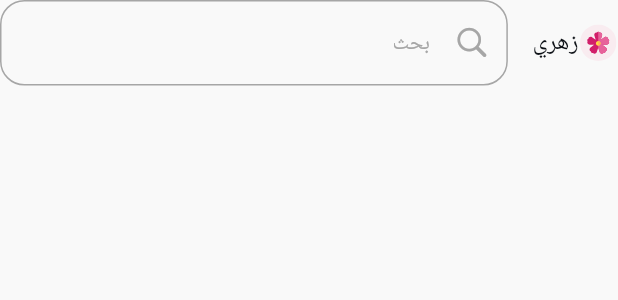
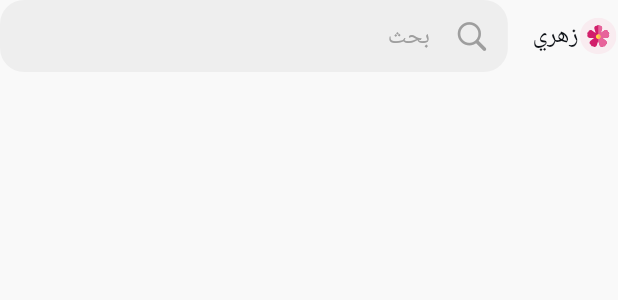
Before and after one commit to Aswani20/flower_app, a Flutter app: the HomeSearchSection widget shown alone on an empty page, opened directly, on a phone screen of 412 x 824 dp. Shown: the top 300 px of the screen. Run offline on Flutter 3.47's test engine with Material 3 defaults, Android fonts, the phone set to English and light mode, and no system bars; our stand-ins replace animated_text_kit, bloc, cached_network_image, carousel_slider, dartz, dio and 12 more; accounts and stored records are empty; generated files the repository leaves out were written again; network calls fail.

Commit message:
fix: search in home appbar

```diff
--- a/lib/project_layers/presentaion_layer/home/Tabs/home_tab/components/home_search_section.dart
+++ b/lib/project_layers/presentaion_layer/home/Tabs/home_tab/components/home_search_section.dart
@@ -1,5 +1,5 @@
+import 'package:flower_app/core/extensions/project_extensions.dart';
 import 'package:flower_app/core/l10n/app_localizations.dart';
-import 'package:flower_app/core/theme/app_colors.dart';
 import 'package:flower_app/gen/assets.gen.dart';
 import 'package:flutter/cupertino.dart';
 import 'package:flutter/material.dart';
@@ -7,13 +7,9 @@ import 'package:flutter_screenutil/flutter_screenutil.dart';
 import 'package:flutter_svg/svg.dart';
 
 class HomeSearchSection extends StatelessWidget {
-
   final void Function(String)? onChanged;
 
-  const HomeSearchSection({
-    super.key,
-    this.onChanged,
-  });
+  const HomeSearchSection({super.key, this.onChanged});
 
   @override
   Widget build(BuildContext context) {
@@ -32,29 +28,55 @@ class HomeSearchSection extends StatelessWidget {
         SizedBox(width: 15.w),
         Expanded(
           child: TextField(
-            onChanged: onChanged,
-            style: Theme.of(context).textTheme.bodyMedium?.copyWith(
-              height: 1.5.h,
-              fontSize: 16.sp,
-            ),
             decoration: InputDecoration(
-              enabledBorder: OutlineInputBorder(
-                borderRadius: BorderRadius.circular(16.r),
-                borderSide: BorderSide(color: AppColors.white[700]!),
+              hintText: context.l10n.search,
+              hintStyle: const TextStyle(
+                color: Colors.grey,
+                fontSize: 16,
+              ),
+              prefixIcon: const Icon(
+                CupertinoIcons.search,
+                color: Colors.grey,
+              ),
+
+              border: OutlineInputBorder(
+                borderRadius: BorderRadius.circular(16),
+                borderSide: BorderSide(
+                  color: Colors.grey,
+                ),
               ),
               focusedBorder: OutlineInputBorder(
-                borderRadius: BorderRadius.circular(16.r),
-                borderSide: BorderSide(color: AppColors.white[700]!),
+                borderRadius: BorderRadius.circular(16),
+                borderSide: BorderSide.none,
               ),
-              prefixIcon: Icon(
-                CupertinoIcons.search,
-                size: 24.sp,
-                color: AppColors.white[700]!,
+              enabledBorder: OutlineInputBorder(
+                borderRadius: BorderRadius.circular(16),
+                borderSide: BorderSide.none,
               ),
-              hintText: AppLocalizations.of(context)!.search,
-              hintStyle: Theme.of(context).textTheme.bodyMedium
-                  ?.copyWith(color: AppColors.white[700]),
+              filled: true,
+              fillColor: Colors.grey[200],
+              contentPadding: const EdgeInsets.symmetric(
+                horizontal: 8,
+                vertical: 8,
+              ),
             ),
+            // onChanged: (value) {
+            //   setState(() {});
+            //   Future.delayed(
+            //     const Duration(milliseconds: 500),
+            //     () {
+            //       if (value.trim() ==
+            //           widget.controller.text.trim()) {
+            //         context
+            //             .read<SearchCubit>()
+            //             .searchProducts(value);
+            //       }
+            //     },
+            //   );
+            // },
+            // onSubmitted: (value) => context
+            //     .read<SearchCubit>()
+            //     .searchProducts(value),
           ),
         ),
       ],
```
